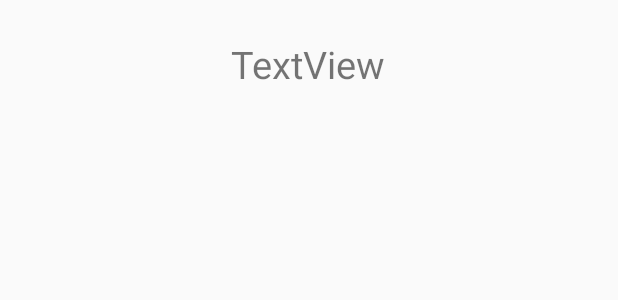
After one commit to JohnsonSoftwareEngineer/Big5, an Android app: the layout activity_about.xml on its own in the app's theme, with its tools: preview values and no code run, on a phone screen of 412 x 824 dp. The commit adds this screen. Shown: the top 300 px of the screen. Run offline under Robolectric (Android 15) with nearby library versions, the phone set to English and light mode, and no system bars; Roboto replaces fonts that are not available here.

Commit message:
Commit 4-Добавление layout About

```diff
--- a/app/build.gradle
+++ b/app/build.gradle
@@ -45,5 +45,4 @@ dependencies {
     implementation 'uk.co.chrisjenx:calligraphy:2.3.0'
 
 
-
 }
--- a/app/src/main/AndroidManifest.xml
+++ b/app/src/main/AndroidManifest.xml
@@ -9,6 +9,7 @@
         android:roundIcon="@mipmap/ic_launcher_round"
         android:supportsRtl="true"
         android:theme="@style/AppTheme">
+        <activity android:name=".AboutActivity"></activity>
         <activity android:name=".MainActivity">
             <intent-filter>
                 <action android:name="android.intent.action.MAIN" />
@@ -16,6 +17,7 @@
                 <category android:name="android.intent.category.LAUNCHER" />
             </intent-filter>
         </activity>
+
         <meta-data
             android:name="preloaded_fonts"
             android:resource="@array/preloaded_fonts" />
--- a/app/src/main/java/com/johnsondev/big5/MainActivity.java
+++ b/app/src/main/java/com/johnsondev/big5/MainActivity.java
@@ -102,7 +102,8 @@ public class MainActivity extends AppCompatActivity {
                         .addOnSuccessListener(new OnSuccessListener<AuthResult>() {
                             @Override
                             public void onSuccess(AuthResult authResult) {
-                                Snackbar.make(root,"SignIn is succesful!",Snackbar.LENGTH_SHORT).show();
+                                startActivity(new Intent(MainActivity.this, AboutActivity.class));
+
 
                                                     // Update of block
 
--- /dev/null
+++ b/app/src/main/res/layout/activity_about.xml
@@ -0,0 +1,17 @@
+<?xml version="1.0" encoding="utf-8"?>
+<RelativeLayout xmlns:android="http://schemas.android.com/apk/res/android"
+    xmlns:app="http://schemas.android.com/apk/res-auto"
+    xmlns:tools="http://schemas.android.com/tools"
+    android:layout_width="match_parent"
+    android:layout_height="match_parent"
+    tools:context=".AboutActivity">
+
+    <TextView
+        android:id="@+id/name_field"
+        android:layout_width="wrap_content"
+        android:layout_height="wrap_content"
+        android:layout_centerHorizontal="true"
+        android:text="TextView"
+        android:layout_marginTop="25dp"
+        android:textSize="25sp"/>
+</RelativeLayout>
```
Also changed, not shown: app/src/main/java/com/johnsondev/big5/AboutActivity.java (added, +48 -0 lines).
